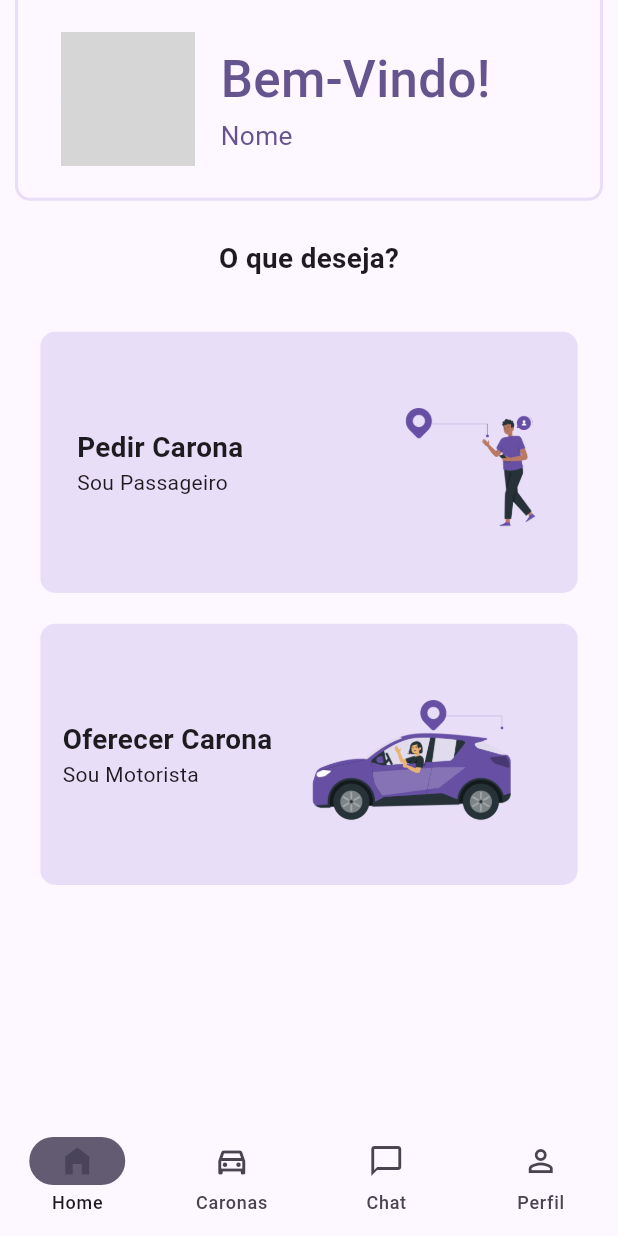
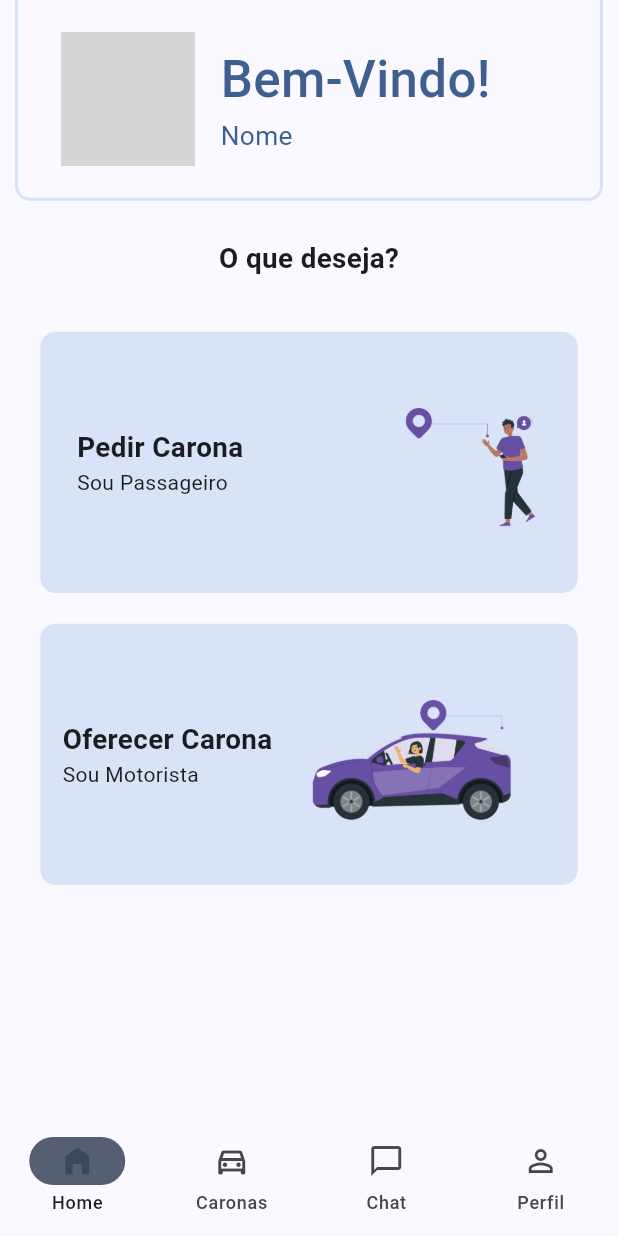
Before and after one commit to meirelesnic/SistemaDeCaronasUFF, a Flutter app: the screen it shows after launch, on a phone screen of 412 x 824 dp. Run offline on Flutter 3.47's test engine with Material 3 defaults, Android fonts, the phone set to English and light mode, and no system bars; network calls fail; grey boxes are pictures that could not be loaded.

Commit message:
Alteracao pra cor azul

```diff
--- a/uff_caronas/lib/main.dart
+++ b/uff_caronas/lib/main.dart
@@ -14,7 +14,7 @@ class MyApp extends StatelessWidget {
       debugShowCheckedModeBanner: false,
       title: 'UFF Caronas',
       theme: ThemeData(
-        colorScheme: ColorScheme.fromSeed(seedColor: Color(0xFF6750A4)),
+        colorScheme: ColorScheme.fromSeed(seedColor: Color(0xFF002147)),
         useMaterial3: true,
       ),
       //Verificar se esta autenticado
```
